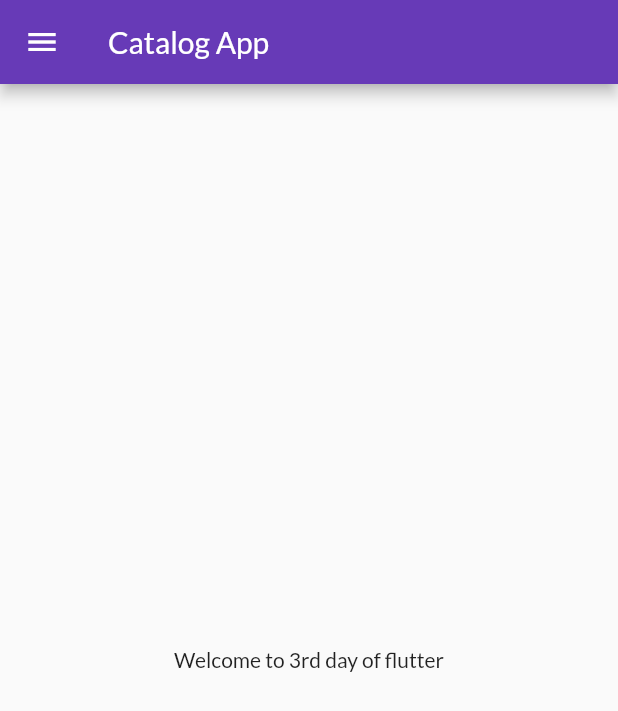
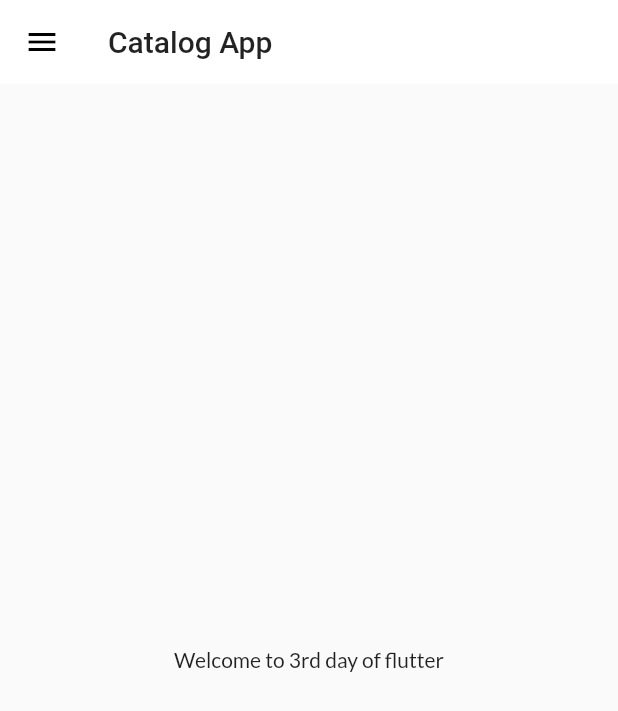
Before and after one commit to yagnik2411/Flutter_catalog, a Flutter app: the screen it shows after launch, on a phone screen of 412 x 824 dp. Shown: the top 711 px of the screen. Run offline on Flutter 3.47's test engine with Material 2 defaults, Android fonts, the phone set to English and light mode, and no system bars; our stand-ins replace google_fonts.

Commit message:
theme  extracted

```diff
--- a/lib/main.dart
+++ b/lib/main.dart
@@ -3,6 +3,7 @@ import 'package:flutter_catalog/pages/home_page.dart';
 import 'package:flutter_catalog/pages/login_page.dart';
 import 'package:flutter_catalog/utils/MyRoutes.dart';
 import 'package:google_fonts/google_fonts.dart';
+import 'package:flutter_catalog/utils/mytheme.dart';
 
 void main() {
   runApp(const MyApp());
@@ -16,9 +17,8 @@ class MyApp extends StatelessWidget {
     return MaterialApp(
       // home: HomePage(),
       themeMode: ThemeMode.light,
-      theme: ThemeData(primarySwatch: Colors.deepPurple,
-      fontFamily: GoogleFonts.lato().fontFamily),
-      darkTheme: ThemeData(brightness: Brightness.dark),
+      theme:mytheme.lighttheme(context),
+      darkTheme: mytheme.darktheme(context),
       initialRoute: MyRoutes.homeRoute,
       routes: {
         "/": (context) => const LoginPage(),
--- a/lib/pages/home_page.dart
+++ b/lib/pages/home_page.dart
@@ -9,7 +9,7 @@ class HomePage extends StatelessWidget {
   Widget build(BuildContext context) {
     return Scaffold(
       appBar: AppBar(
-        title: const Text("Catalog App"),
+        title:  Text("Catalog App"),
       ),
         body: Center(
           child: Text("Welcome to $days day of flutter"),
--- /dev/null
+++ b/lib/utils/mytheme.dart
@@ -0,0 +1,18 @@
+import 'package:flutter/material.dart';
+import 'package:google_fonts/google_fonts.dart';
+
+class mytheme {
+  static ThemeData lighttheme(BuildContext context) => ThemeData(
+      primarySwatch: Colors.deepPurple,
+      fontFamily: GoogleFonts.lato().fontFamily,
+      appBarTheme: AppBarTheme(
+        color: Colors.white,
+        elevation: 0.0,
+        iconTheme: IconThemeData(color: Colors.black),
+        toolbarTextStyle: Theme.of(context).textTheme.bodyText2,
+         titleTextStyle: Theme.of(context).textTheme.headline6,
+      ));
+  static ThemeData darktheme(BuildContext context) => ThemeData(
+
+      );
+}
```
Also changed, not shown: lib/models/catalog.dart (added).
